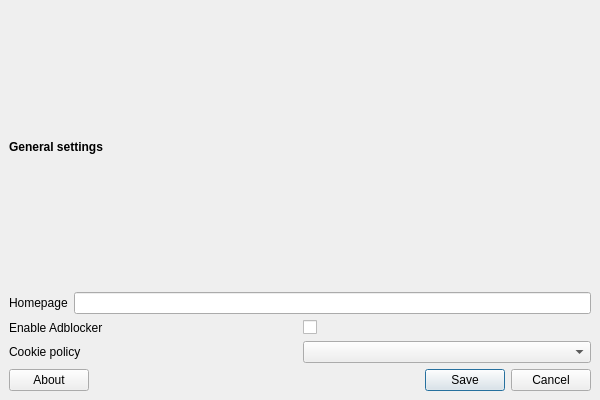
Before: the Qt Designer form source/frontend/settings.ui in streaksu/mantissa, drawn with Qt 5.
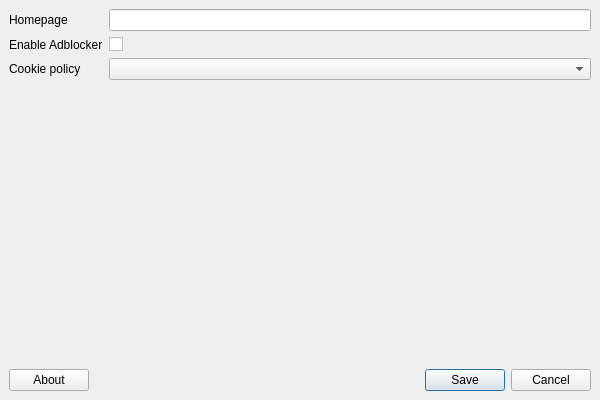
After: the same form once the commit is applied. Icons and pictures are not drawn.

Commit message: Fixed some windows, added desktop entry install for linux

```diff
--- a/source/frontend/settings.ui
+++ b/source/frontend/settings.ui
@@ -15,63 +15,45 @@
   </property>
   <widget class="QWidget" name="centralwidget">
    <layout class="QVBoxLayout" name="verticalLayout">
-    <item>
-     <layout class="QHBoxLayout" name="horizontalLayout">
-      <item>
-       <widget class="QLabel" name="general">
-        <property name="text">
-         <string>&lt;b&gt;General settings&lt;/b&gt;</string>
-        </property>
-        <property name="textFormat">
-         <enum>Qt::RichText</enum>
-        </property>
-       </widget>
-      </item>
-     </layout>
-    </item>
     <item>
      <layout class="QHBoxLayout" name="horizontalLayout_2">
       <item>
+       <layout class="QFormLayout" name="formLayout">
+        <item row="2" column="0">
        <widget class="QLabel" name="homepage">
         <property name="text">
          <string>Homepage</string>
         </property>
        </widget>
       </item>
-      <item>
+        <item row="2" column="1">
        <widget class="QLineEdit" name="homepageBar"/>
       </item>
-     </layout>
-    </item>
-    <item>
-     <layout class="QHBoxLayout" name="horizontalLayout_3">
-      <item>
+        <item row="3" column="0">
        <widget class="QLabel" name="adblock">
         <property name="text">
          <string>Enable Adblocker</string>
         </property>
        </widget>
       </item>
-      <item>
+        <item row="3" column="1">
        <widget class="QCheckBox" name="adblockCheck">
         <property name="text">
          <string/>
         </property>
        </widget>
       </item>
-     </layout>
-    </item>
-    <item>
-     <layout class="QHBoxLayout" name="horizontalLayout_4">
-      <item>
+        <item row="4" column="0">
        <widget class="QLabel" name="cookiepolicy">
         <property name="text">
          <string>Cookie policy</string>
         </property>
        </widget>
       </item>
-      <item>
+        <item row="4" column="1">
        <widget class="QComboBox" name="cookiePolicyBox"/>
+        </item>
+       </layout>
       </item>
      </layout>
     </item>
```
Lines whose indentation alone changed are shown as unchanged. The commit also changes 4 other files.
